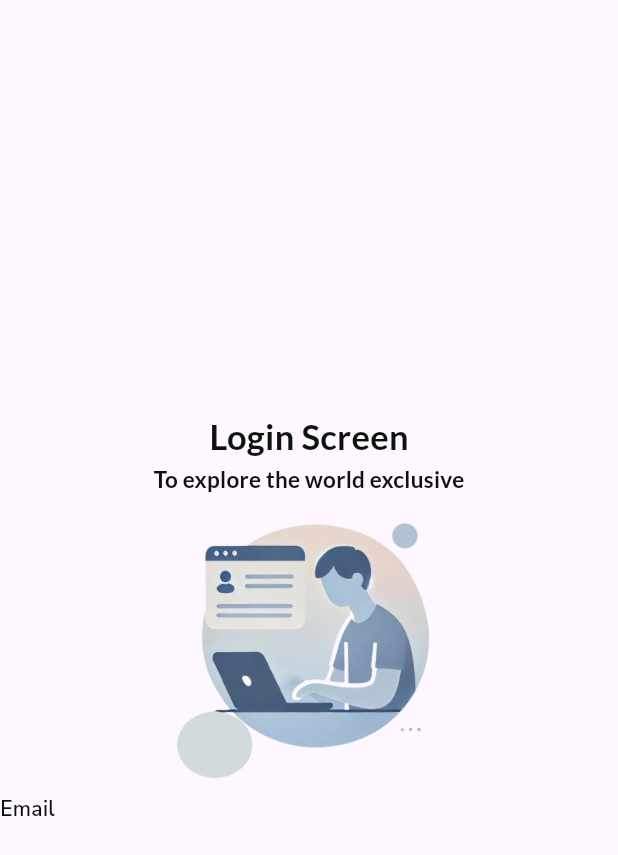
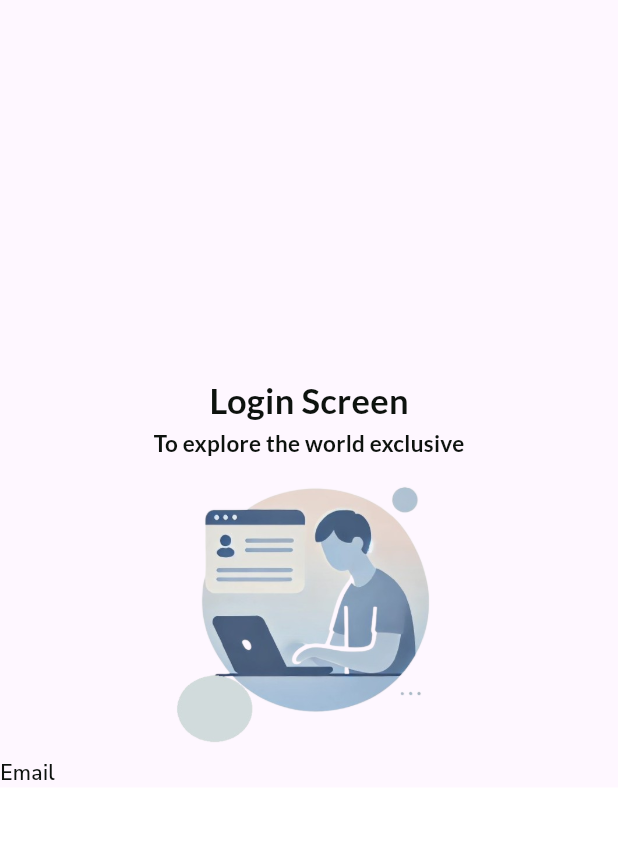
Before and after one commit to skecra/shop_app, a Flutter app: the screen it shows after launch, on a phone screen of 412 x 824 dp. Shown: the top 855 px of the screen. Run offline on Flutter 3.47's test engine with Material 3 defaults, Android fonts, the light colour scheme and no system bars; our stand-ins replace google_fonts.

Commit message:
malo odradjeno za login screen

```diff
--- a/lib/views/screens/authentication_screens/login_screen.dart
+++ b/lib/views/screens/authentication_screens/login_screen.dart
@@ -41,6 +41,16 @@ class LoginScreen extends StatelessWidget {
 
 
              ),
+            TextFormField(
+              decoration: InputDecoration(
+                fillColor: Colors.white,
+                filled: true,
+                border: OutlineInputBorder(borderRadius: BorderRadius.circular(9)),
+              focusedBorder: InputBorder.none,
+                enabledBorder: InputBorder.none
+              ),
+
+            )
 
           ],
         ),
```
